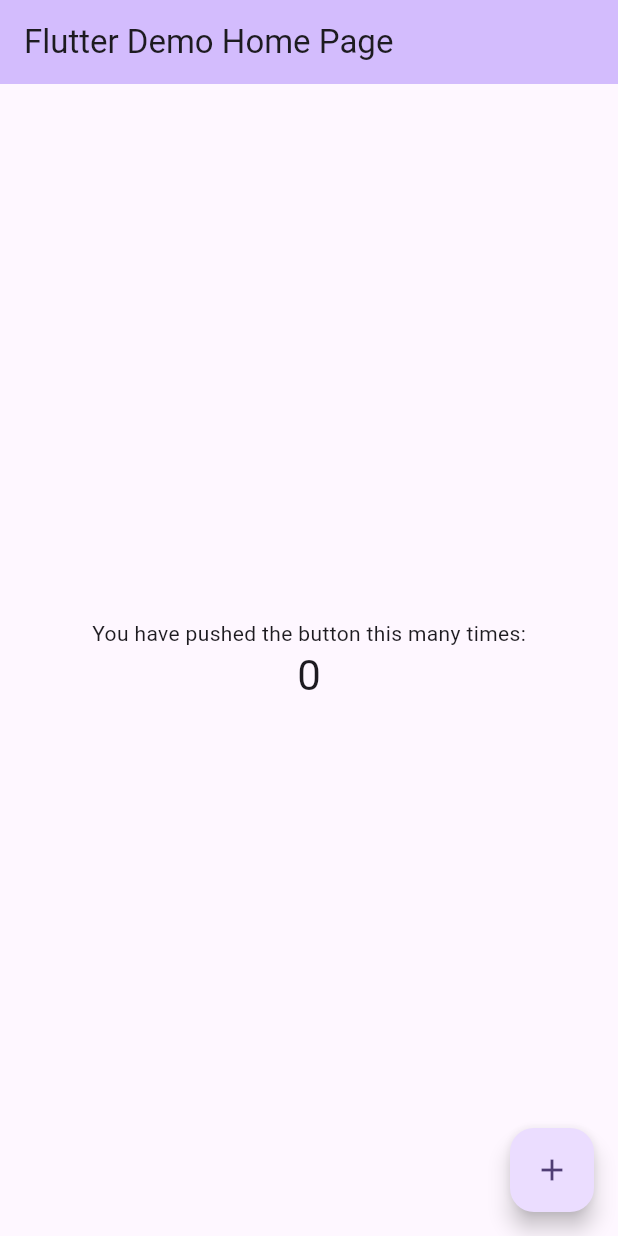
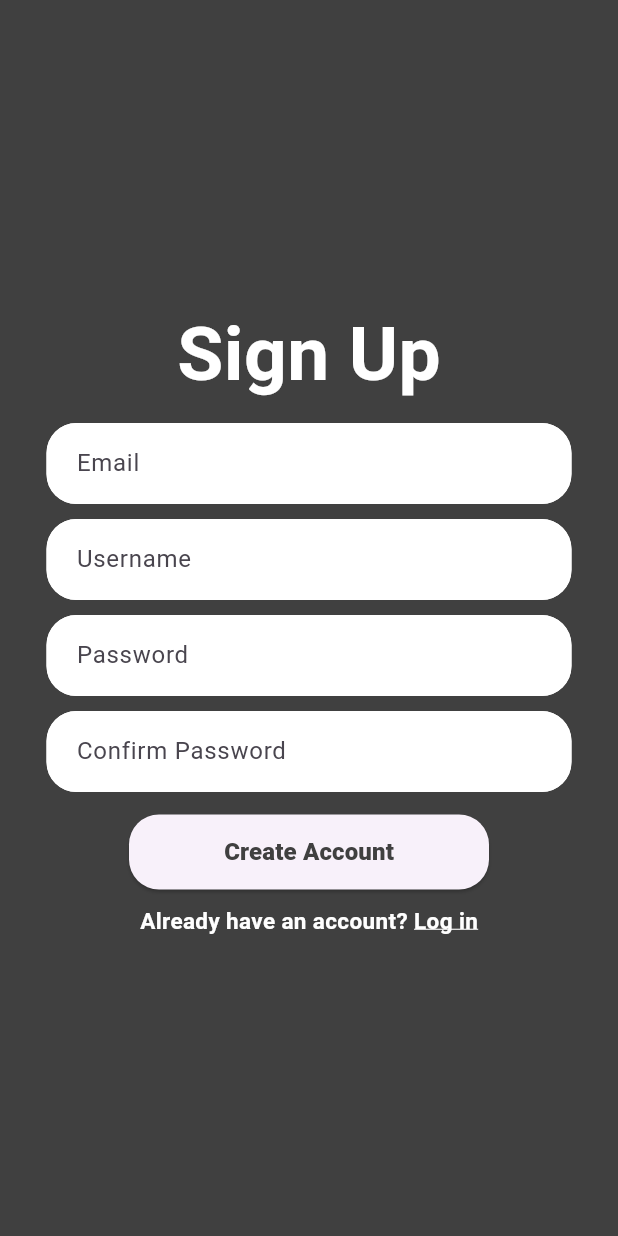
Before and after one commit to utrgv-software-engineering/tcg-app-senior-proj-jonflo3, a Flutter app: the screen it shows after launch, on a phone screen of 412 x 824 dp. Run offline on Flutter 3.47's test engine with Material 3 defaults, Android fonts, the phone set to English and light mode, and no system bars; our stand-ins replace cloud_firestore, firebase_core; accounts and stored records are empty.

Commit message:
sign up, log in, collection screen and add a card feature

```diff
--- a/lib/main.dart
+++ b/lib/main.dart
@@ -1,6 +1,11 @@
+import 'package:firebase_core/firebase_core.dart';
 import 'package:flutter/material.dart';
+import 'package:tcg_app_sp/firebase_options.dart';
+import 'package:tcg_app_sp/screens/sign_up_screen.dart';
 
-void main() {
+void main() async {
+  WidgetsFlutterBinding.ensureInitialized();
+  await Firebase.initializeApp(options: DefaultFirebaseOptions.currentPlatform);
   runApp(const MyApp());
 }
 
@@ -31,7 +36,7 @@
         colorScheme: ColorScheme.fromSeed(seedColor: Colors.deepPurple),
         useMaterial3: true,
       ),
-      home: const MyHomePage(title: 'Flutter Demo Home Page'),
+      home: const SignUpScreen(),
     );
   }
 }
--- /dev/null
+++ b/lib/models/collection.dart
@@ -0,0 +1,17 @@
+class Collection {
+  List<String> cardIds;
+
+
+  Collection({required this.cardIds});
+
+  factory Collection.fromJson(Map<String, dynamic> json) {
+    List<String> cardIds = List<String>.from(json['cardIds']);
+    return Collection(cardIds: cardIds);
+  }
+
+  Map<String, dynamic> toJson() {
+    return {
+      'cardIds': cardIds,
+    };
+  }
+}
--- /dev/null
+++ b/lib/screens/sign_up_screen.dart
@@ -0,0 +1,178 @@
+import 'package:flutter/material.dart';
+import 'package:tcg_app_sp/screens/log_in_screen.dart';
+import 'package:tcg_app_sp/screens/collection_screen.dart';
+import 'package:tcg_app_sp/models/collection.dart';
+
+class SignUpScreen extends StatefulWidget {
+  const SignUpScreen({super.key});
+
+  @override
+  _SignUpScreen createState() => _SignUpScreen();
+
+}
+
+class _SignUpScreen extends State<SignUpScreen> {
+  @override
+
+  Widget build(BuildContext context) {
+    return Scaffold(
+      body: Container(
+        decoration: const BoxDecoration(color: Color(0xFF404040)),
+        child: Column(
+          mainAxisAlignment: MainAxisAlignment.center,
+          crossAxisAlignment: CrossAxisAlignment.center,
+          children: [Center(
+            child: Column(
+              children: [
+                const Text("Sign Up",
+                  style: TextStyle(
+                  color: Color(0xFFFFFFFF),
+                  fontWeight: FontWeight.bold,
+                  fontSize: 50,
+                  decorationColor: Color(0xFFFFFFFF),
+                  ),
+                ),
+                const SizedBox(height: 10,),
+                ConstrainedBox(
+                  constraints: const BoxConstraints(maxWidth: 350),
+                  child: TextField(
+                    decoration: InputDecoration(
+                      labelText: 'Email',
+                      floatingLabelBehavior: FloatingLabelBehavior.never,
+                      fillColor: Colors.white,
+                      filled: true,
+                      enabledBorder: OutlineInputBorder(
+                        borderSide: const BorderSide(color: Colors.white),
+                        borderRadius: BorderRadius.circular(20),
+                      ),
+                      focusedBorder: OutlineInputBorder(
+                        borderSide: const BorderSide(color: Colors.white),
+                        borderRadius: BorderRadius.circular(20),
+                       ),
+                      contentPadding: const EdgeInsets.symmetric(horizontal: 16, vertical: 15),
+                    ),
+                  ),
+                ),
+                const SizedBox(height: 10),
+                ConstrainedBox(
+                  constraints: const BoxConstraints(maxWidth: 350),
+                  child: TextField(
+                    decoration: InputDecoration(
+                      labelText: 'Username',
+                      floatingLabelBehavior: FloatingLabelBehavior.never,
+                      fillColor: Colors.white,
+                      filled: true,
+                      enabledBorder: OutlineInputBorder(
+                        borderSide: const BorderSide(color: Colors.white),
+                        borderRadius: BorderRadius.circular(20),
+                      ),
+                      focusedBorder: OutlineInputBorder(
+                        borderSide: const BorderSide(color: Colors.white),
+                        borderRadius: BorderRadius.circular(20),
+                       ),
+                      contentPadding: const EdgeInsets.symmetric(horizontal: 16, vertical: 15),
+                    ),
+                  ),
+                ),
+                const SizedBox(height: 10),
+                ConstrainedBox(
+                  constraints: const BoxConstraints(maxWidth: 350),
+                  child: TextField(
+                    decoration: InputDecoration(
+                      labelText: 'Password',
+                      floatingLabelBehavior: FloatingLabelBehavior.never,
+                      fillColor: Colors.white,
+                      filled: true,
+                      enabledBorder: OutlineInputBorder(
+                        borderSide: const BorderSide(color: Colors.white),
+                        borderRadius: BorderRadius.circular(20),
+                      ),
+                      focusedBorder: OutlineInputBorder(
+                        borderSide: const BorderSide(color: Colors.white),
+                        borderRadius: BorderRadius.circular(20),
+                       ),
+                      contentPadding: const EdgeInsets.symmetric(horizontal: 16, vertical: 15),
+                    ),
+                  ),
+                ),
+                const SizedBox(height: 10),
+                ConstrainedBox(
+                  constraints: const BoxConstraints(maxWidth: 350),
+                  child: TextField(
+                    decoration: InputDecoration(
+                      labelText: 'Confirm Password',
+                      floatingLabelBehavior: FloatingLabelBehavior.never,
+                      fillColor: Colors.white,
+                      filled: true,
+                      enabledBorder: OutlineInputBorder(
+                        borderSide: const BorderSide(color: Colors.white),
+                        borderRadius: BorderRadius.circular(20),
+                      ),
+                      focusedBorder: OutlineInputBorder(
+                        borderSide: const BorderSide(color: Colors.white),
+                        borderRadius: BorderRadius.circular(20),
+                       ),
+                      contentPadding: const EdgeInsets.symmetric(horizontal: 16, vertical: 15),
+                    ),
+                  ),
+                ),
+                const SizedBox(height: 15),
+                Container(
+                  width: 240.0,
+                  height: 50.0,
+                  child: ElevatedButton(
+                    style: ElevatedButton.styleFrom(
+                      shape: RoundedRectangleBorder(
+                        borderRadius: BorderRadius.circular(20))
+                    ),
+                    child: const Text("Create Account",
+                      style: TextStyle(
+                        color: Color(0xFF404040),
+                        fontSize: 16,
+                        fontWeight: FontWeight.w800,
+                    )),
+                    onPressed: () async {
+                      //await importCardsToFirestore();
+                      Collection collect = Collection(cardIds: []);
+
+                      Navigator.push(context, MaterialPageRoute(
+                        builder: (context) => CollectionScreen(collect),
+                      ),);
+                    },
+                  )
+                ),
+                const SizedBox(height: 10),
+                Row(
+                  mainAxisAlignment: MainAxisAlignment.center,
+                  crossAxisAlignment: CrossAxisAlignment.center,
+                  children: [
+                    const Text("Already have an account? ",
+                      style: TextStyle(
+                        color: Color(0xFFFFFFFF),
+                        fontWeight: FontWeight.bold,
+                        fontSize: 15,
+                    ),),
+                    GestureDetector(
+                      onTap: () {
+                        Navigator.push(context, MaterialPageRoute(
+                          builder: (context) => const LogInScreen(),
+                        ),);
+                      },
+                      child: const Text("Log in",
+                        style: TextStyle(
+                          color: Color(0xFFFFFFFF),
+                          fontWeight: FontWeight.bold,
+                          fontSize: 15,
+                          decoration: TextDecoration.underline,
+                          decorationColor: Color(0xFFFFFFFF),
+                        ),
+                      ),
+                    ),
+                ])
+              ],)
+          )
+        ],)
+      ));
+
+  }
+}
--- a/pubspec.yaml
+++ b/pubspec.yaml
@@ -35,6 +35,8 @@ dependencies:
   # The following adds the Cupertino Icons font to your application.
   # Use with the CupertinoIcons class for iOS style icons.
   cupertino_icons: ^1.0.6
+  firebase_core: ^2.25.4
+  cloud_firestore: ^4.15.5
 
 dev_dependencies:
   flutter_test:
```
Also changed, not shown: lib/screens/collection_screen.dart (added, +102 -0 lines), lib/screens/log_in_screen.dart (added, +108 -0 lines), lib/screens/search_card_screen.dart (added, +166 -0 lines), lib/firebase_options.dart (added), pubspec.lock, 15 other files.
